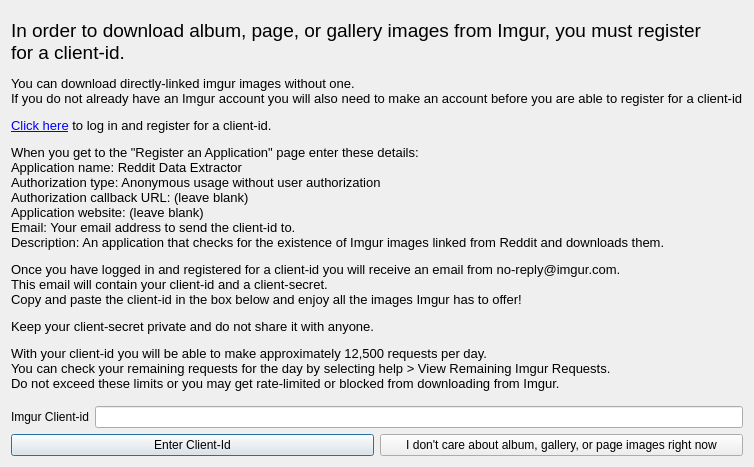
Qt form RedditDataExtractor/GUI/imgurClientId.ui (NSchrading/redditDataExtractor) before a commit.
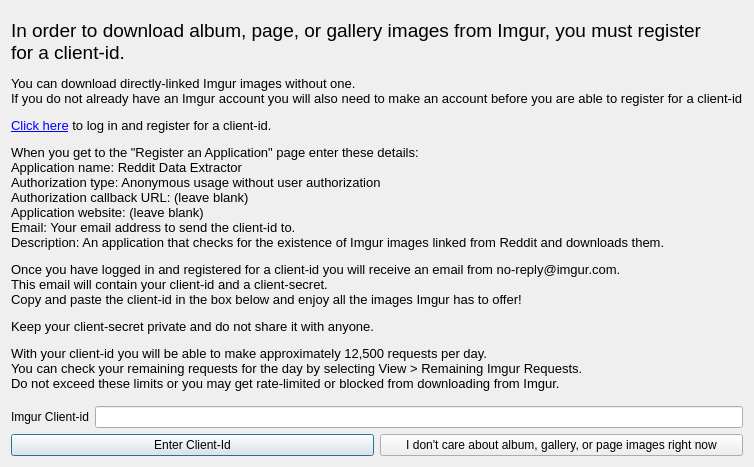
The same form after that commit.

Commit message:
Added ability to hide imgur api client-id popup Added ability to view API credits Added more documentation Fixed minor bug with regex returning matches without http in the front
To do:
General code cleanup
More unit tests

The edit to the form file:
```diff
--- a/RedditDataExtractor/GUI/imgurClientId.ui
+++ b/RedditDataExtractor/GUI/imgurClientId.ui
@@ -26,7 +26,7 @@
      <item>
       <widget class="QLabel" name="label_2">
        <property name="text">
-        <string>&lt;html&gt;&lt;head/&gt;&lt;body&gt;&lt;p&gt;&lt;span style=&quot; font-size:14pt;&quot;&gt;In order to download album, page, or gallery images from Imgur, you must register&lt;br/&gt;for a client-id.&lt;/span&gt;&lt;/p&gt;&lt;p&gt;&lt;span style=&quot; font-size:10pt;&quot;&gt;You can download directly-linked imgur images without one.&lt;br/&gt;If you do not already have an Imgur account you will also need to make an account before you are able to register for a client-id&lt;/span&gt;&lt;/p&gt;&lt;p&gt;&lt;a href=&quot;https://api.imgur.com/oauth2/addclient&quot;&gt;&lt;span style=&quot; font-size:10pt; text-decoration: underline; color:#0000ff;&quot;&gt;Click here&lt;/span&gt;&lt;/a&gt;&lt;span style=&quot; font-size:10pt;&quot;&gt; to log in and register for a client-id.&lt;/span&gt;&lt;/p&gt;&lt;p&gt;&lt;span style=&quot; font-size:10pt;&quot;&gt;When you get to the &amp;quot;Register an Application&amp;quot; page enter these details:&lt;br/&gt;Application name: Reddit Data Extractor&lt;br/&gt;Authorization type: Anonymous usage without user authorization&lt;br/&gt;Authorization callback URL: (leave blank)&lt;br/&gt;Application website: (leave blank)&lt;br/&gt;Email: Your email address to send the client-id to.&lt;br/&gt;Description: An application that checks for the existence of Imgur images linked from Reddit and downloads them. &lt;/span&gt;&lt;/p&gt;&lt;p&gt;&lt;span style=&quot; font-size:10pt;&quot;&gt;Once you have logged in and registered for a client-id you will receive an email from no-reply@imgur.com.&lt;br/&gt;This email will contain your client-id and a client-secret.&lt;br/&gt;Copy and paste the client-id in the box below and enjoy all the images Imgur has to offer! &lt;/span&gt;&lt;/p&gt;&lt;p&gt;&lt;span style=&quot; font-size:10pt;&quot;&gt;Keep your client-secret private and do not share it with anyone.&lt;/span&gt;&lt;/p&gt;&lt;p&gt;&lt;span style=&quot; font-size:10pt;&quot;&gt;With your client-id you will be able to make approximately 12,500 requests per day. &lt;br/&gt;You can check your remaining requests for the day by selecting help &amp;gt; View Remaining Imgur Requests. &lt;br/&gt;Do not exceed these limits or you may get rate-limited or blocked from downloading from Imgur.&lt;/span&gt;&lt;/p&gt;&lt;/body&gt;&lt;/html&gt;</string>
+        <string>&lt;html&gt;&lt;head/&gt;&lt;body&gt;&lt;p&gt;&lt;span style=&quot; font-size:14pt;&quot;&gt;In order to download album, page, or gallery images from Imgur, you must register&lt;br/&gt;for a client-id.&lt;/span&gt;&lt;/p&gt;&lt;p&gt;&lt;span style=&quot; font-size:10pt;&quot;&gt;You can download directly-linked Imgur images without one.&lt;br/&gt;If you do not already have an Imgur account you will also need to make an account before you are able to register for a client-id&lt;/span&gt;&lt;/p&gt;&lt;p&gt;&lt;a href=&quot;https://api.imgur.com/oauth2/addclient&quot;&gt;&lt;span style=&quot; font-size:10pt; text-decoration: underline; color:#0000ff;&quot;&gt;Click here&lt;/span&gt;&lt;/a&gt;&lt;span style=&quot; font-size:10pt;&quot;&gt; to log in and register for a client-id.&lt;/span&gt;&lt;/p&gt;&lt;p&gt;&lt;span style=&quot; font-size:10pt;&quot;&gt;When you get to the &amp;quot;Register an Application&amp;quot; page enter these details:&lt;br/&gt;Application name: Reddit Data Extractor&lt;br/&gt;Authorization type: Anonymous usage without user authorization&lt;br/&gt;Authorization callback URL: (leave blank)&lt;br/&gt;Application website: (leave blank)&lt;br/&gt;Email: Your email address to send the client-id to.&lt;br/&gt;Description: An application that checks for the existence of Imgur images linked from Reddit and downloads them. &lt;/span&gt;&lt;/p&gt;&lt;p&gt;&lt;span style=&quot; font-size:10pt;&quot;&gt;Once you have logged in and registered for a client-id you will receive an email from no-reply@imgur.com.&lt;br/&gt;This email will contain your client-id and a client-secret.&lt;br/&gt;Copy and paste the client-id in the box below and enjoy all the images Imgur has to offer! &lt;/span&gt;&lt;/p&gt;&lt;p&gt;&lt;span style=&quot; font-size:10pt;&quot;&gt;Keep your client-secret private and do not share it with anyone.&lt;/span&gt;&lt;/p&gt;&lt;p&gt;&lt;span style=&quot; font-size:10pt;&quot;&gt;With your client-id you will be able to make approximately 12,500 requests per day. &lt;br/&gt;You can check your remaining requests for the day by selecting View &amp;gt; Remaining Imgur Requests. &lt;br/&gt;Do not exceed these limits or you may get rate-limited or blocked from downloading from Imgur.&lt;/span&gt;&lt;/p&gt;&lt;/body&gt;&lt;/html&gt;</string>
        </property>
        <property name="textFormat">
         <enum>Qt::RichText</enum>
```
The commit also changes 20 other files.
